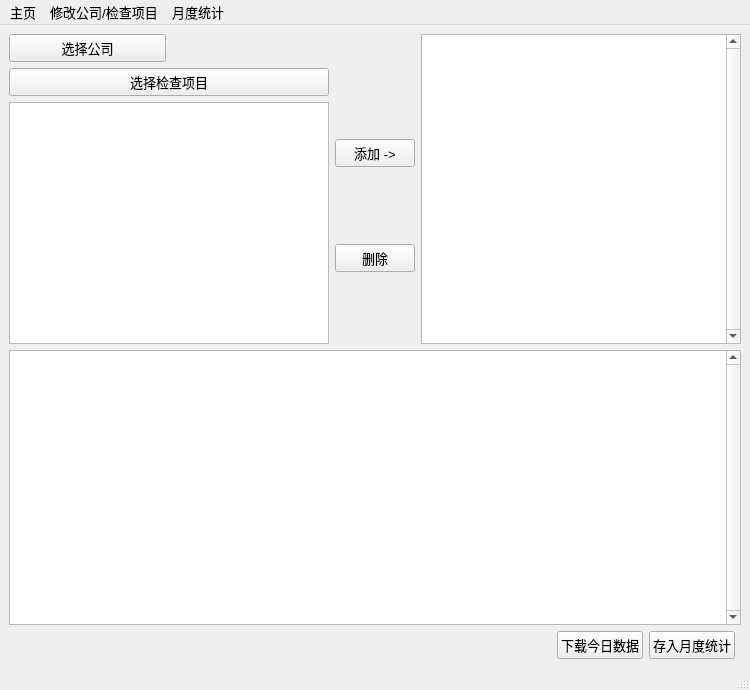
Old version of the form demo_main_window.ui in the repository passballking/Medi_Statistics-pyqt5-.
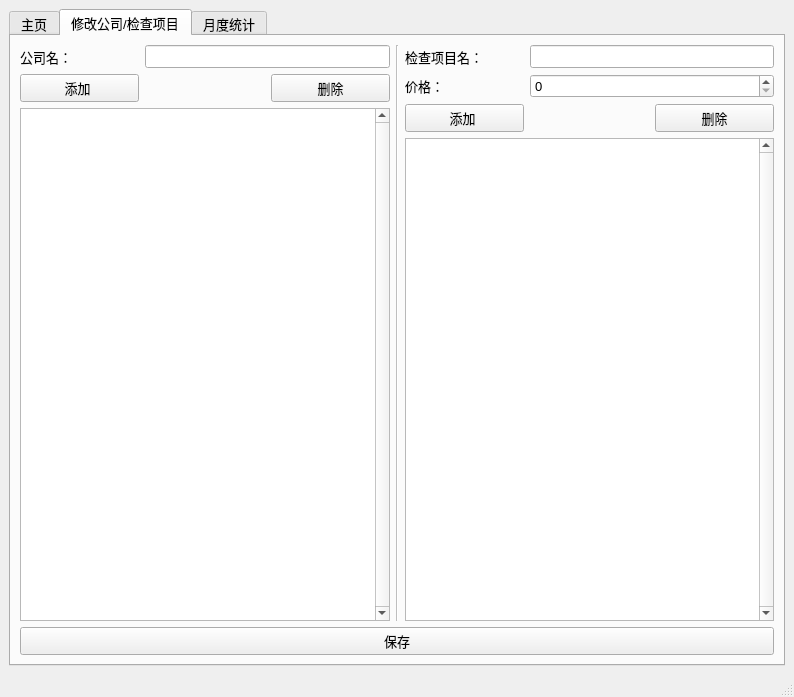
New version of the form.

Commit message: add config, add 2nd tab

The edit to the form file:
```diff
--- a/demo_main_window.ui
+++ b/demo_main_window.ui
@@ -6,8 +6,8 @@
    <rect>
     <x>0</x>
     <y>0</y>
-    <width>750</width>
-    <height>690</height>
+    <width>794</width>
+    <height>697</height>
    </rect>
   </property>
   <property name="font">
@@ -21,6 +21,16 @@
   <widget class="QWidget" name="centralwidget">
    <layout class="QVBoxLayout" name="verticalLayout_3">
     <item>
+     <widget class="QTabWidget" name="tabWidget">
+      <property name="currentIndex">
+       <number>1</number>
+      </property>
+      <widget class="QWidget" name="main_tab">
+       <attribute name="title">
+        <string>主页</string>
+       </attribute>
+       <layout class="QVBoxLayout" name="verticalLayout_4">
+        <item>
      <layout class="QGridLayout" name="gridLayout_2">
       <item row="0" column="0">
        <layout class="QHBoxLayout" name="horizontalLayout">
@@ -143,33 +153,145 @@
     </item>
    </layout>
   </widget>
-  <widget class="QMenuBar" name="menubar">
-   <property name="geometry">
-    <rect>
-     <x>0</x>
-     <y>0</y>
-     <width>750</width>
-     <height>29</height>
-    </rect>
-   </property>
-   <widget class="QMenu" name="menu">
-    <property name="title">
-     <string>主页</string>
-    </property>
-   </widget>
-   <widget class="QMenu" name="menu_2">
-    <property name="title">
+      <widget class="QWidget" name="coms_items_tab">
+       <attribute name="title">
      <string>修改公司/检查项目</string>
-    </property>
-   </widget>
-   <widget class="QMenu" name="menu_3">
-    <property name="title">
+       </attribute>
+       <layout class="QGridLayout" name="gridLayout_4">
+        <item row="0" column="0">
+         <layout class="QGridLayout" name="gridLayout">
+          <item row="0" column="0">
+           <widget class="QLabel" name="com_label">
+            <property name="enabled">
+             <bool>true</bool>
+            </property>
+            <property name="text">
+             <string>公司名：</string>
+            </property>
+           </widget>
+          </item>
+          <item row="0" column="1" colspan="2">
+           <widget class="QLineEdit" name="com_lineEdit">
+            <property name="text">
+             <string/>
+            </property>
+           </widget>
+          </item>
+          <item row="1" column="0">
+           <widget class="QPushButton" name="com_add_pushButton">
+            <property name="text">
+             <string>添加 </string>
+            </property>
+           </widget>
+          </item>
+          <item row="1" column="2">
+           <widget class="QPushButton" name="com_del_pushButton">
+            <property name="text">
+             <string>删除</string>
+            </property>
+           </widget>
+          </item>
+          <item row="2" column="0" colspan="3">
+           <widget class="QListWidget" name="page2_com_listWidget">
+            <property name="verticalScrollBarPolicy">
+             <enum>Qt::ScrollBarAlwaysOn</enum>
+            </property>
+            <property name="editTriggers">
+             <set>QAbstractItemView::NoEditTriggers</set>
+            </property>
+           </widget>
+          </item>
+         </layout>
+        </item>
+        <item row="0" column="1">
+         <widget class="Line" name="line">
+          <property name="enabled">
+           <bool>false</bool>
+          </property>
+          <property name="orientation">
+           <enum>Qt::Vertical</enum>
+          </property>
+         </widget>
+        </item>
+        <item row="0" column="2">
+         <layout class="QGridLayout" name="gridLayout_8">
+          <item row="0" column="1" colspan="2">
+           <widget class="QLineEdit" name="item_lineEdit">
+            <property name="text">
+             <string/>
+            </property>
+           </widget>
+          </item>
+          <item row="0" column="0">
+           <widget class="QLabel" name="item_label">
+            <property name="enabled">
+             <bool>true</bool>
+            </property>
+            <property name="text">
+             <string>检查项目名：</string>
+            </property>
+           </widget>
+          </item>
+          <item row="1" column="0">
+           <widget class="QLabel" name="price_label">
+            <property name="enabled">
+             <bool>true</bool>
+            </property>
+            <property name="text">
+             <string>价格：</string>
+            </property>
+           </widget>
+          </item>
+          <item row="2" column="2">
+           <widget class="QPushButton" name="item_price_del_pushButton">
+            <property name="text">
+             <string>删除</string>
+            </property>
+           </widget>
+          </item>
+          <item row="1" column="1" colspan="2">
+           <widget class="QSpinBox" name="item_price_spinBox">
+            <property name="maximum">
+             <number>999999999</number>
+            </property>
+           </widget>
+          </item>
+          <item row="2" column="0">
+           <widget class="QPushButton" name="item_price_add_pushButton">
+            <property name="text">
+             <string>添加 </string>
+            </property>
+           </widget>
+          </item>
+          <item row="3" column="0" colspan="3">
+           <widget class="QListWidget" name="page2_item_price_listWidget">
+            <property name="verticalScrollBarPolicy">
+             <enum>Qt::ScrollBarAlwaysOn</enum>
+            </property>
+            <property name="editTriggers">
+             <set>QAbstractItemView::NoEditTriggers</set>
+            </property>
+           </widget>
+          </item>
+         </layout>
+        </item>
+        <item row="1" column="0" colspan="3">
+         <widget class="QPushButton" name="save_to_ini_button">
+          <property name="text">
+           <string>保存</string>
+          </property>
+         </widget>
+        </item>
+       </layout>
+      </widget>
+      <widget class="QWidget" name="monthly_statistic">
+       <attribute name="title">
      <string>月度统计</string>
-    </property>
-   </widget>
-   <addaction name="menu"/>
-   <addaction name="menu_2"/>
-   <addaction name="menu_3"/>
+       </attribute>
+      </widget>
+     </widget>
+    </item>
+   </layout>
   </widget>
   <widget class="QStatusBar" name="statusbar"/>
  </widget>
```
Lines whose indentation alone changed are shown as unchanged. The commit also changes 3 other files.
